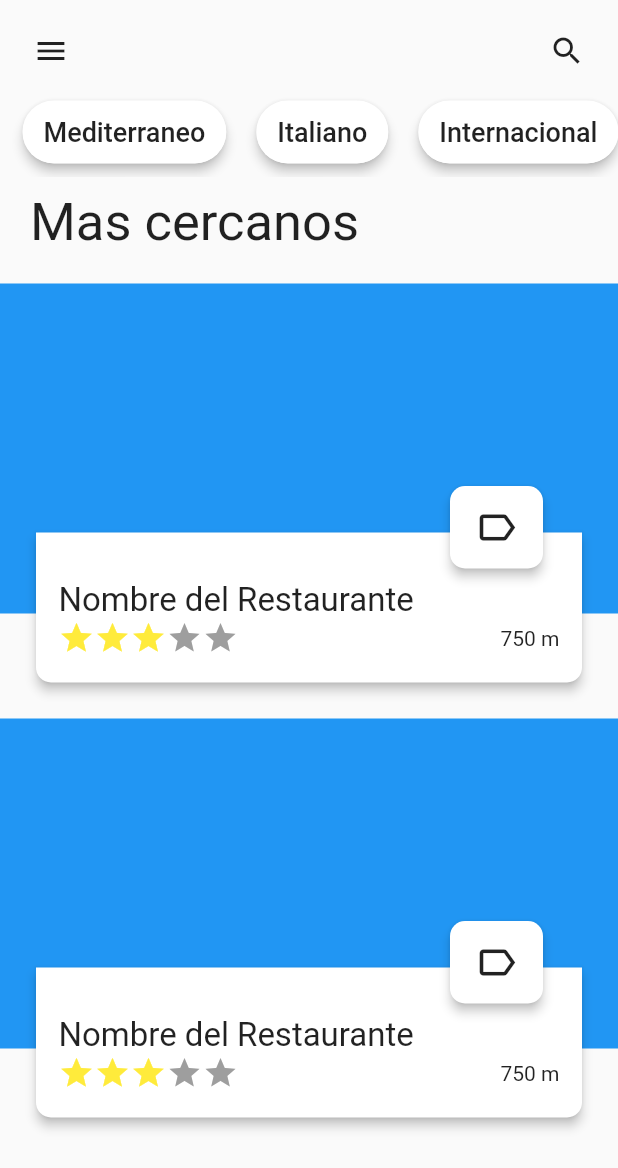
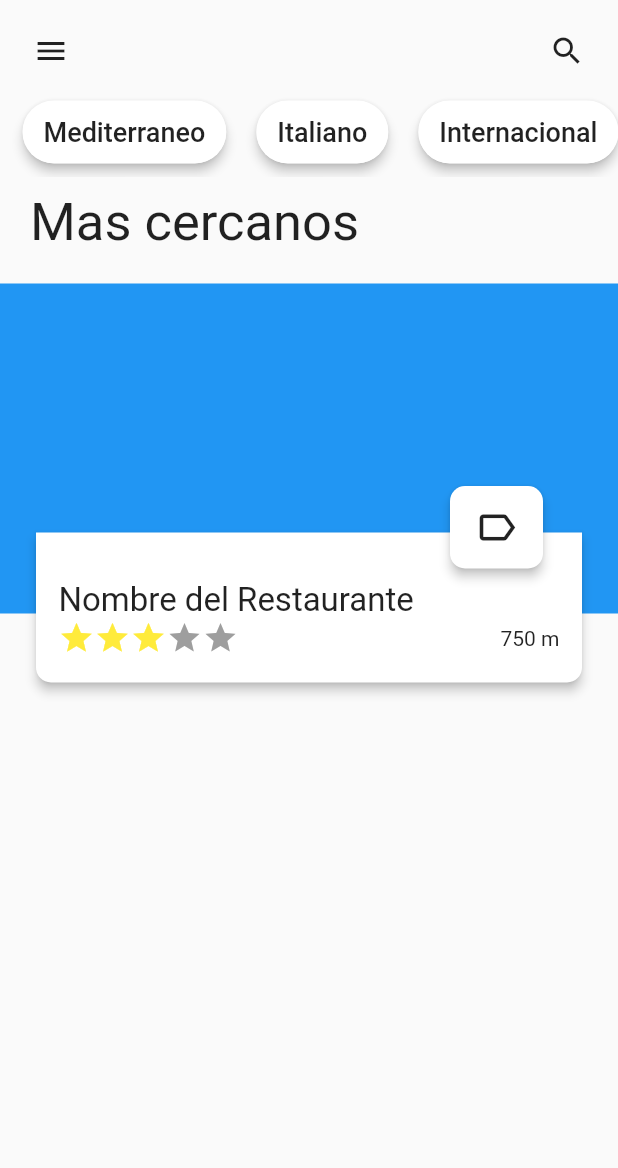
Before and after one commit to hgonzalezfortoul/app_reservas, a Flutter app: the screen it shows after launch, on a phone screen of 412 x 824 dp. Shown: the top 1168 px of the screen. Run offline on Flutter 3.47's test engine with Material 2 defaults, Android fonts, the phone set to English and light mode, and no system bars.

Commit message:
Nada importante

```diff
--- a/lib/views/homePage.dart
+++ b/lib/views/homePage.dart
@@ -118,81 +118,6 @@ class _HomePageState extends State<HomePage> {
                         ),
                       ],
                     ),
-                  ),Container(
-                    padding: EdgeInsets.only(bottom: 10, top: 10 ),
-                    height: 290,
-                    child: Stack(
-                      children: <Widget>[
-                        Container(
-                          height: 220,
-                          color: Colors.blue,
-                        ),
-                        Positioned(
-                          bottom: 0,
-                          left: 20,
-                          right: 20,
-                          child: Card(
-                            elevation: 3,
-                            shape: RoundedRectangleBorder(
-                                borderRadius: BorderRadius.only(
-                                    bottomRight: Radius.circular(10),
-                                    bottomLeft: Radius.circular(10))),
-                            child: Container(
-                              padding: EdgeInsets.only(left: 15, right: 15, top: 15),
-                              height: 100,
-                              child: Column(
-                                mainAxisAlignment: MainAxisAlignment.center,
-                                crossAxisAlignment: CrossAxisAlignment.start,
-                                children: <Widget>[
-                                  Text(
-                                    "Nombre del Restaurante",
-                                    overflow: TextOverflow.ellipsis,
-                                    style: TextStyle(fontSize: 22),
-                                  ),
-                                  Container(
-                                    child: Row(
-                                      mainAxisAlignment:
-                                          MainAxisAlignment.spaceBetween,
-                                      children: <Widget>[
-                                        Row(
-                                          children: <Widget>[
-                                            Icon(Icons.star, color: Colors.yellow,),
-                                            Icon(Icons.star, color: Colors.yellow,),
-                                            Icon(Icons.star, color: Colors.yellow,),
-                                            Icon(Icons.star, color: Colors.grey,),
-                                            Icon(Icons.star, color: Colors.grey,)
-                                          ],
-                                        ),
-                                        Container(
-                                          child: Text("750 m"),
-                                        ),
-                                      ],
-                                    ),
-                                  ),
-                                ],
-                              ),
-                            ),
-                          ),
-                        ),
-                        Positioned(
-                          bottom: 80,
-                          right: 50,
-                          child: MaterialButton(
-                            height: 55,
-                            minWidth: 10,
-                            elevation: 3,
-                            shape: RoundedRectangleBorder(
-                                borderRadius: BorderRadius.circular(10)),
-                            onPressed: () {},
-                            child: Icon(
-                              Icons.label_outline,
-                              size: 30,
-                            ),
-                            color: Colors.white,
-                          ),
-                        ),
-                      ],
-                    ),
                   ),
                 ],
               ),
```
